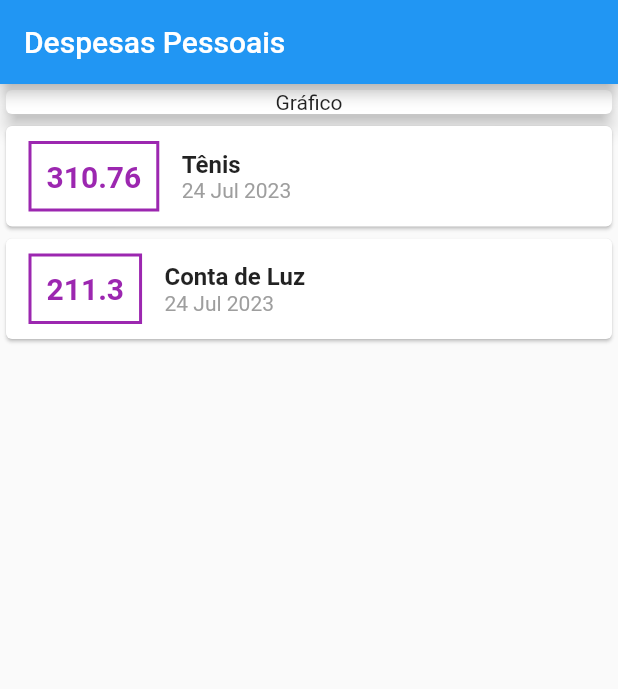
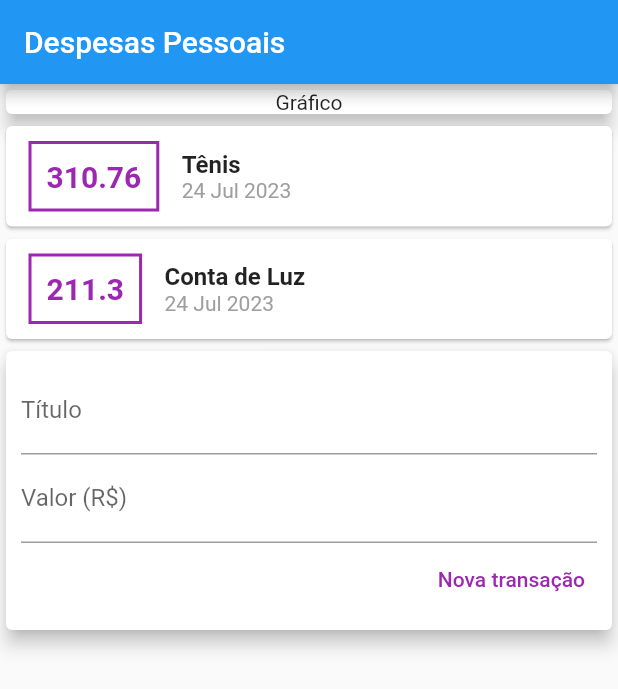
Before and after one commit to Kiel025/ExpensesApp, a Flutter app: the screen it shows after launch, on a phone screen of 412 x 824 dp. Shown: the top 689 px of the screen. Run offline on Flutter 3.47's test engine with Material 2 defaults, Android fonts, the phone set to English and light mode, and no system bars.

Commit message:
getting data from textField

```diff
--- a/lib/main.dart
+++ b/lib/main.dart
@@ -17,6 +17,9 @@ class ExpensesApp extends StatelessWidget {
 
 class MyHomePage extends StatelessWidget {
   MyHomePage({super.key});
+
+  final titleControler = TextEditingController();
+  final valueControler = TextEditingController();
 
   final _transactions = [
     Transaction(
@@ -100,6 +103,45 @@ class MyHomePage extends StatelessWidget {
               );
             }).toList(),
           ),
+          Card(
+            elevation: 5,
+            child: Padding(
+              padding: const EdgeInsets.all(10),
+              child: Column(
+                children: [
+                  TextField(
+                    controller: titleControler,
+                    decoration: const InputDecoration(
+                      labelText: 'Título',
+                    ),
+                  ),
+                  TextField(
+                    controller: valueControler,
+                    decoration: const InputDecoration(
+                      labelText: 'Valor (R\$)',
+                    ),
+                  ),
+                  Row(
+                    mainAxisAlignment: MainAxisAlignment.end,
+                    children: [
+                      TextButton(
+                        onPressed: () {
+                          debugPrint(titleControler.text);
+                          debugPrint(valueControler.text);
+                        },
+                        child: const Text(
+                          'Nova transação',
+                          style: TextStyle(
+                            color: Colors.purple,
+                          ),
+                        ),
+                      ),
+                    ],
+                  )
+                ],
+              ),
+            ),
+          )
         ],
       ),
     );
```
